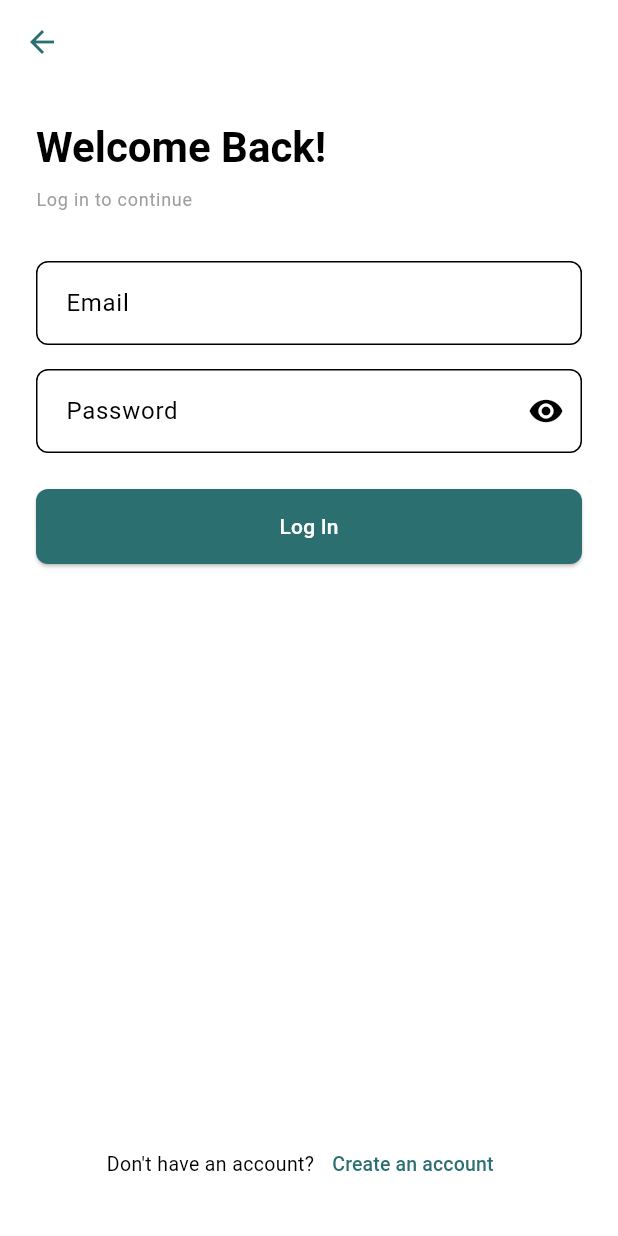
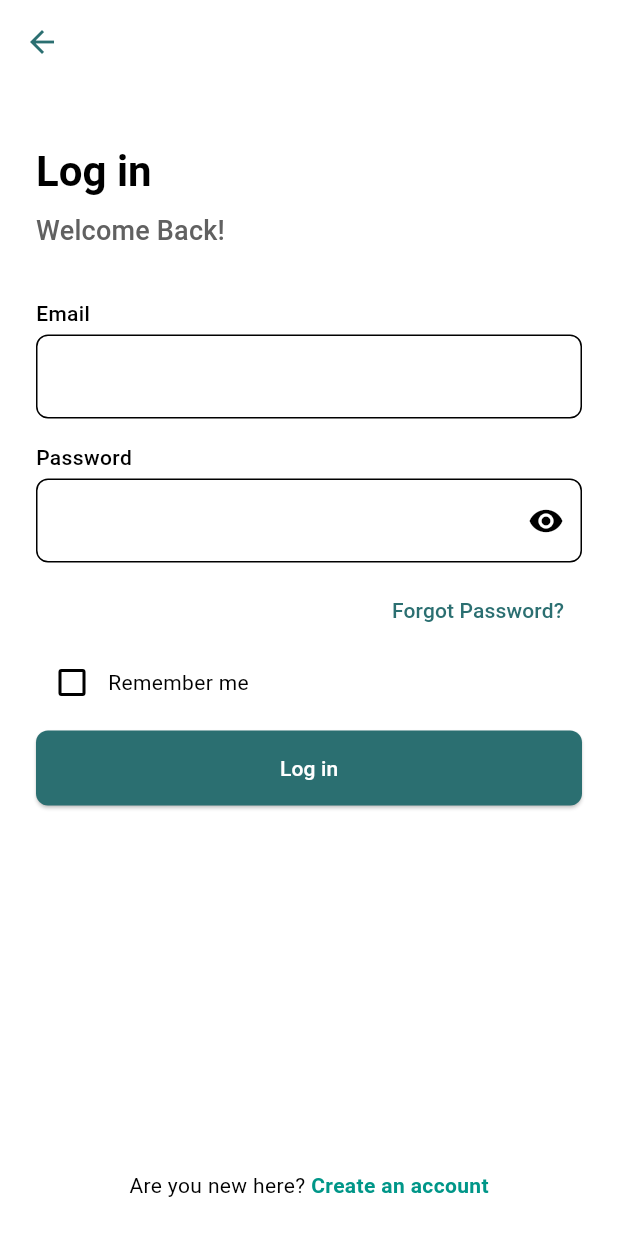
Before and after one commit to Welu2/lab_result_viewer_Flutter, a Flutter app: the screen it shows after launch, after a tap on "Log In", on a phone screen of 412 x 824 dp. Run offline on Flutter 3.47's test engine with Material 3 defaults, Android fonts, the phone set to English and light mode, and no system bars; our stand-ins replace dio, file_picker, flutter_riverpod, flutter_secure_storage, go_router, image_picker and 1 more; missing offline and left inert: base64.

Commit message:
feat: update login screen layout - align headings left and adjust field labels

```diff
--- a/lib/features/auth/screens/login_screen.dart
+++ b/lib/features/auth/screens/login_screen.dart
@@ -18,6 +18,7 @@ class _LoginScreenState extends ConsumerState<LoginScreen> {
   final _emailController = TextEditingController();
   final _passwordController = TextEditingController();
   bool _obscurePassword = true;
+  bool _rememberMe = false;
 
   @override
   void dispose() {
@@ -76,27 +77,40 @@ class _LoginScreenState extends ConsumerState<LoginScreen> {
                 child: Form(
                   key: _formKey,
                   child: Column(
-                    crossAxisAlignment: CrossAxisAlignment.start,
+                    crossAxisAlignment: CrossAxisAlignment.stretch,
                     children: [
+                      const SizedBox(height: 16),
                       Text(
-                        'Welcome Back!',
+                        'Log in',
+                        textAlign: TextAlign.left,
                         style: Theme.of(context).textTheme.headlineMedium?.copyWith(
                           fontWeight: FontWeight.bold,
+                          fontSize: 28,
                         ),
                       ),
                       const SizedBox(height: 8),
                       Text(
-                        'Log in to continue',
-                        style: Theme.of(context).textTheme.bodyLarge?.copyWith(
-                          color: Colors.grey,
-                          fontSize: 12,
+                        'Welcome Back!',
+                        textAlign: TextAlign.left,
+                        style: Theme.of(context).textTheme.titleMedium?.copyWith(
+                          color: Colors.grey[700],
+                          fontSize: 18,
                         ),
                       ),
                       const SizedBox(height: 32),
+                      const Text(
+                        'Email',
+                        style: TextStyle(
+                          fontWeight: FontWeight.w500,
+                          fontSize: 14,
+                        ),
+                      ),
+                      const SizedBox(height: 4),
                       CustomTextField(
-                        label: 'Email',
+                        label: '',
                         controller: _emailController,
                         keyboardType: TextInputType.emailAddress,
+                        hint: 'Enter your email',
                         validator: (value) {
                           if (value == null || value.isEmpty) {
                             return 'Please enter your email';
@@ -108,10 +122,19 @@ class _LoginScreenState extends ConsumerState<LoginScreen> {
                         },
                       ),
                       const SizedBox(height: 16),
+                      const Text(
+                        'Password',
+                        style: TextStyle(
+                          fontWeight: FontWeight.w500,
+                          fontSize: 14,
+                        ),
+                      ),
+                      const SizedBox(height: 4),
                       CustomTextField(
-                        label: 'Password',
+                        label: '',
                         controller: _passwordController,
                         obscureText: _obscurePassword,
+                        hint: 'Create Password',
                         suffix: IconButton(
                           icon: Icon(
                             _obscurePassword ? Icons.visibility : Icons.visibility_off,
@@ -132,7 +155,32 @@ class _LoginScreenState extends ConsumerState<LoginScreen> {
                           return null;
                         },
                       ),
-                      const SizedBox(height: 24),
+                      const SizedBox(height: 8),
+                      Row(
+                        mainAxisAlignment: MainAxisAlignment.end,
+                        children: [
+                          TextButton(
+                            onPressed: () {
+                              // TODO: Implement forgot password navigation
+                            },
+                            child: const Text('Forgot Password?'),
+                          ),
+                        ],
+                      ),
+                      Row(
+                        children: [
+                          Checkbox(
+                            value: _rememberMe,
+                            onChanged: (value) {
+                              setState(() {
+                                _rememberMe = value ?? false;
+                              });
+                            },
+                          ),
+                          const Text('Remember me'),
+                        ],
+                      ),
+                      const SizedBox(height: 8),
                       if (authState.error != null)
                         Padding(
                           padding: const EdgeInsets.only(bottom: 16),
@@ -146,7 +194,7 @@ class _LoginScreenState extends ConsumerState<LoginScreen> {
                       SizedBox(
                         width: double.infinity,
                         child: CustomButton(
-                          text: 'Log In',
+                          text: 'Log in',
                           onPressed: authState.isLoading ? () {} : () => _handleLogin(),
                           isLoading: authState.isLoading,
                         ),
@@ -161,10 +209,16 @@ class _LoginScreenState extends ConsumerState<LoginScreen> {
               child: Row(
                 mainAxisAlignment: MainAxisAlignment.center,
                 children: [
-                  const Text("Don't have an account?", style: TextStyle(fontSize: 13),),
-                  TextButton(
-                    onPressed: () => context.go('/register'),
-                    child: const Text('Create an account', style: TextStyle(fontSize: 13),),
+                  const Text('Are you new here? '),
+                  GestureDetector(
+                    onTap: () => context.go('/register'),
+                    child: const Text(
+                      'Create an account',
+                      style: TextStyle(
+                        color: Colors.teal,
+                        fontWeight: FontWeight.bold,
+                      ),
+                    ),
                   ),
                 ],
               ),
```
